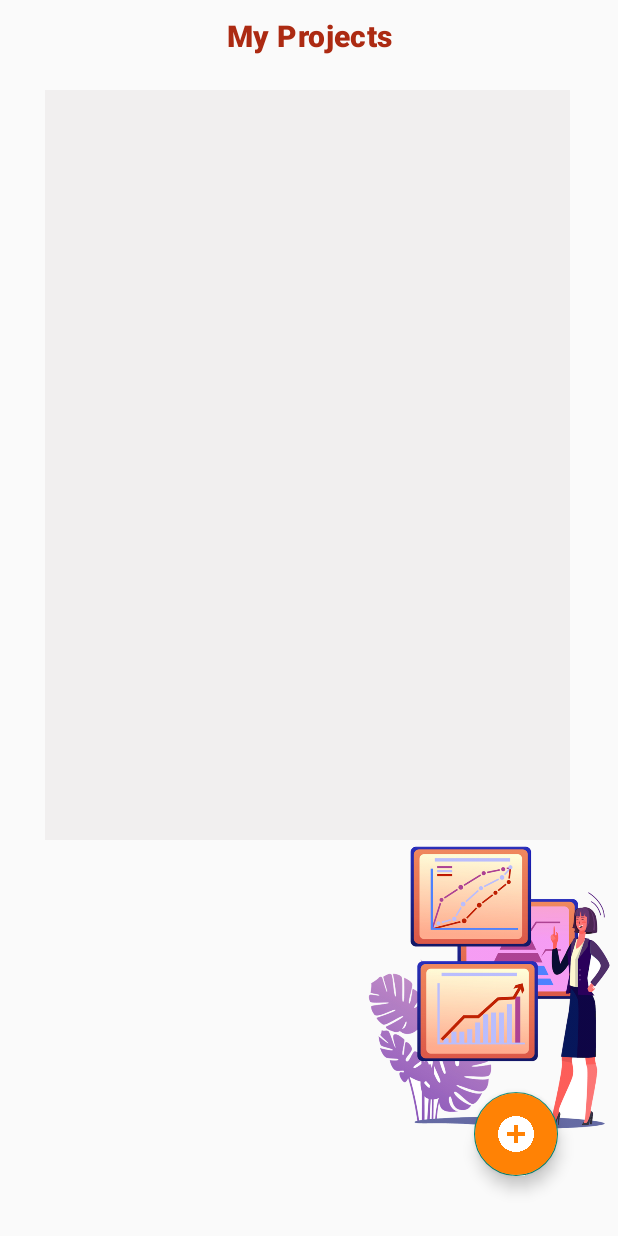
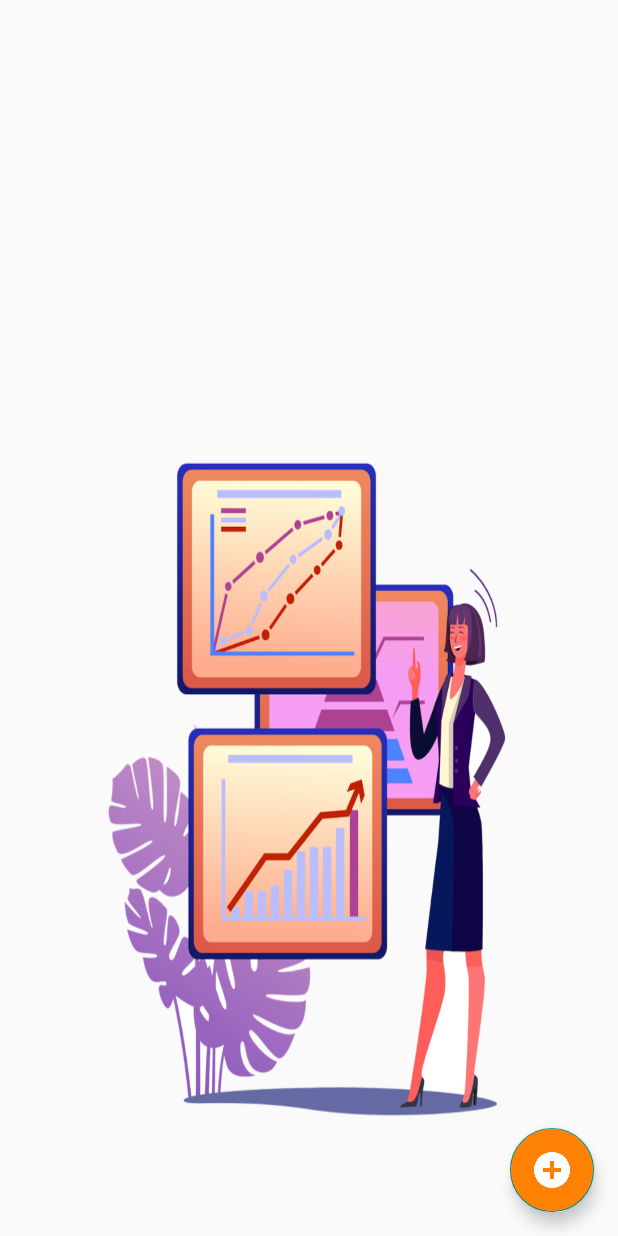
Before and after one commit to sadeemNasser/SoftwareMangamentApp, an Android app: the layout activity_main.xml on its own in the app's theme, with its tools: preview values and no code run, on a phone screen of 412 x 824 dp. Run offline under Robolectric (Android 15) with nearby library versions, the phone set to English and light mode, and no system bars.

Commit message:
Merge branch 'master' of /Users/sadeemnasser/Downloads/SoftwareProjectApp with conflicts.

```diff
--- a/app/src/main/res/layout/activity_main.xml
+++ b/app/src/main/res/layout/activity_main.xml
@@ -1,26 +1,22 @@
-<androidx.coordinatorlayout.widget.CoordinatorLayout xmlns:android="http://schemas.android.com/apk/res/android"
+
+<androidx.coordinatorlayout.widget.CoordinatorLayout
+xmlns:android="http://schemas.android.com/apk/res/android"
 xmlns:app="http://schemas.android.com/apk/res-auto"
 android:layout_width="match_parent"
 android:layout_height="match_parent">
-
     <LinearLayout
-        android:layout_width="match_parent"
-        android:layout_height="match_parent"
-        android:orientation="vertical">
-
+        android:layout_width = "match_parent"
+        android:layout_height = "match_parent"
+        android:background="@drawable/home1"
+        android:orientation = "vertical">
         <ListView
-            android:id="@+id/list1"
-            android:layout_width="350dp"
-            android:layout_height="500dp"
-            android:layout_marginLeft="30dp"
-            android:layout_marginTop="60dp"
-            android:background="#F1EFEF"
-            android:divider="#D3392E"
-            android:dividerHeight="0.8dp"
-            android:footerDividersEnabled="false"
-            android:headerDividersEnabled="false">
-
-        </ListView>
+            android:id = "@+id/list"
+            android:layout_width = "wrap_content"
+            android:layout_height = "600dp"
+            android:divider = "@color/colorPrimaryDark"
+            android:dividerHeight = "0.5dp"
+            android:footerDividersEnabled = "false"
+            android:headerDividersEnabled = "false"/>
 
     </LinearLayout>
 <!--    <LinearLayout-->
@@ -42,32 +38,13 @@
 <!--    </LinearLayout>-->
 
     <com.google.android.material.floatingactionbutton.FloatingActionButton
-        android:id="@+id/addProject1"
+        android:id="@+id/addProject"
         android:layout_width="wrap_content"
         android:layout_height="wrap_content"
         android:layout_gravity="bottom|right"
-        android:layout_margin="40dp"
+        android:layout_margin="16dp"
         android:backgroundTint="@color/colorAccent"
         app:srcCompat="@drawable/addbtn" />
 
-    <TextView
-        android:id="@+id/textView"
-        style="@style/Widget.MaterialComponents.MaterialCalendar.HeaderSelection.Fullscreen"
-        android:layout_width="match_parent"
-        android:layout_height="48dp"
-        android:gravity="center_horizontal|center_vertical"
-        android:text="My Projects"
-        android:textColor="#AC2A12"
-        android:textSize="36sp"
-        android:textStyle="bold" />
-
-    <ImageView
-        android:id="@+id/imageView"
-        android:layout_width="250dp"
-        android:layout_height="430dp"
-        android:layout_gravity="bottom|right"
-        android:layout_marginRight="-40dp"
-        app:srcCompat="@drawable/home1" />
-
 
 </androidx.coordinatorlayout.widget.CoordinatorLayout>
```
Lines whose indentation alone changed are shown as unchanged.
